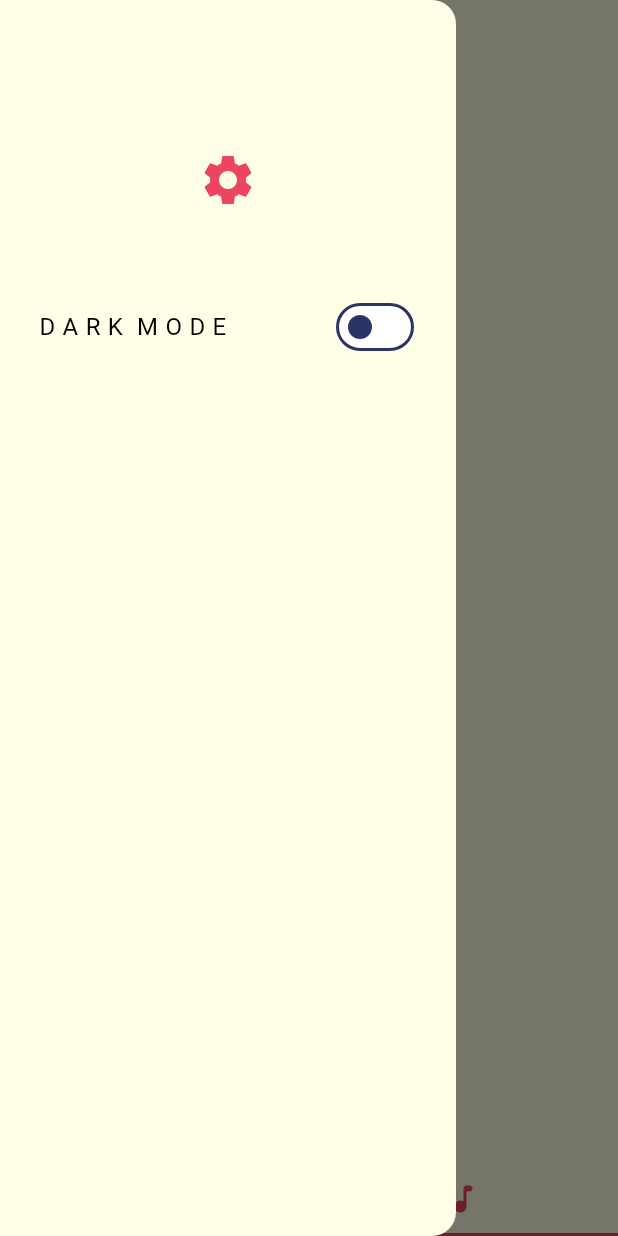
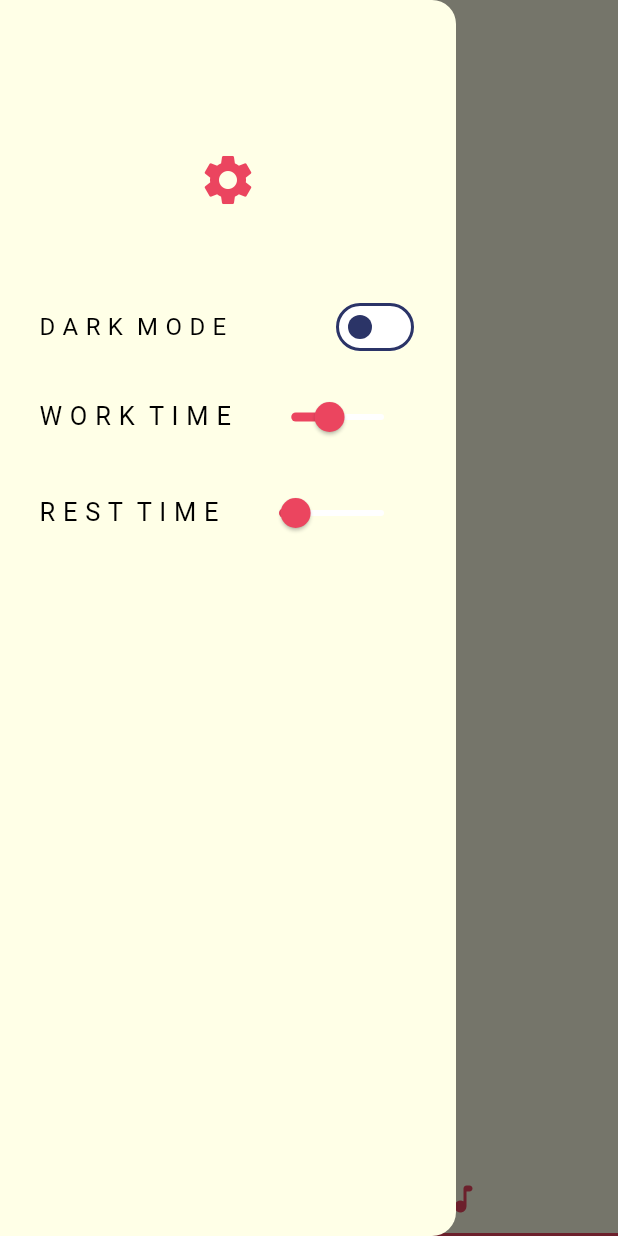
Before and after one commit to RikiSanjayaa/pomodoro_flutter_app, a Flutter app: the screen it shows after launch, tab 2 chosen, with the side drawer open, on a phone screen of 412 x 824 dp. Run offline on Flutter 3.47's test engine with Material 3 defaults, Android fonts, the phone set to English and light mode, and no system bars; our stand-ins replace google_fonts.

```diff
--- a/lib/home_screen.dart
+++ b/lib/home_screen.dart
@@ -2,6 +2,7 @@ import 'package:flutter/material.dart';
 
 import 'package:pomodoro/music_screen.dart';
 import 'package:pomodoro/themes/theme_provider.dart';
+import 'package:pomodoro/timer_provider.dart';
 import 'package:pomodoro/timer_screen.dart';
 import 'package:provider/provider.dart';
 
@@ -40,6 +41,10 @@ class _HomeScreenState extends State<HomeScreen>
 
   @override
   Widget build(BuildContext context) {
+    int workTimerInMinutes =
+        Provider.of<TimerProvider>(context, listen: true).workTime;
+    int restTimerInMinutes =
+        Provider.of<TimerProvider>(context, listen: true).restTime;
     final Color textColor = Theme.of(context).colorScheme.onBackground;
     final Color redPrimary = Theme.of(context).colorScheme.primary;
 
@@ -83,7 +88,51 @@ class _HomeScreenState extends State<HomeScreen>
                         .toggleTheme();
                   },
                 ),
-              )
+              ),
+              // work time setting
+              Padding(
+                padding: const EdgeInsets.only(left: 10),
+                child: ListTile(
+                  leading: const Text(
+                    'W O R K  T I M E',
+                    style:
+                        TextStyle(fontSize: 17, fontWeight: FontWeight.normal),
+                  ),
+                  title: Slider(
+                    value: workTimerInMinutes.toDouble(),
+                    min: 1,
+                    max: 60,
+                    divisions: 59,
+                    label: '${workTimerInMinutes.toString()} minutes',
+                    onChanged: (double value) {
+                      Provider.of<TimerProvider>(context, listen: false)
+                          .workTime = value.toInt();
+                    },
+                  ),
+                ),
+              ),
+              // rest time setting
+              Padding(
+                padding: const EdgeInsets.only(left: 10),
+                child: ListTile(
+                  leading: const Text(
+                    'R E S T  T I M E',
+                    style:
+                        TextStyle(fontSize: 17, fontWeight: FontWeight.normal),
+                  ),
+                  title: Slider(
+                    value: restTimerInMinutes.toDouble(),
+                    min: 1,
+                    max: 30,
+                    divisions: 29,
+                    label: '${restTimerInMinutes.toString()} minutes',
+                    onChanged: (double value) {
+                      Provider.of<TimerProvider>(context, listen: false)
+                          .restTime = value.toInt();
+                    },
+                  ),
+                ),
+              ),
             ],
           ),
         ),
--- /dev/null
+++ b/lib/timer_provider.dart
@@ -0,0 +1,27 @@
+import 'package:flutter/material.dart';
+
+class TimerProvider extends ChangeNotifier {
+  // initially work time = 25 minutes, rest time = 5 minutes
+  int _workTime = 25;
+  int _restTime = 5;
+
+  // get time
+  int get workTime => _workTime;
+  int get restTime => _restTime;
+
+  // set work time
+  set workTime(int workTime) {
+    _workTime = workTime;
+
+    // update UI
+    notifyListeners();
+  }
+
+  // set rest time
+  set restTime(int restTime) {
+    _restTime = restTime;
+
+    // update UI
+    notifyListeners();
+  }
+}
```
Also changed, not shown: lib/main.dart (+6 -2 lines), lib/timer_screen.dart (+19 -8 lines).
